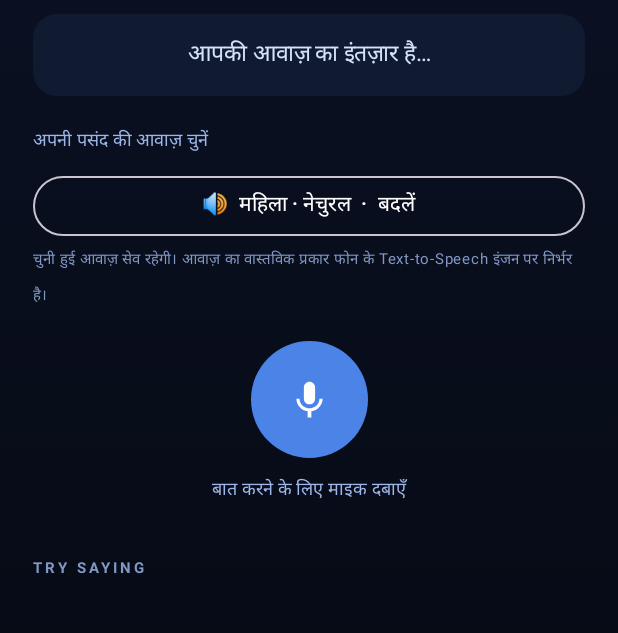
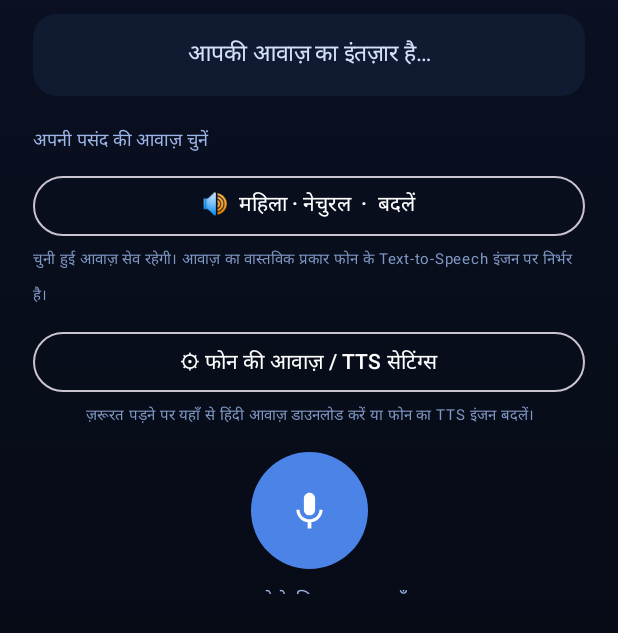
Before and after one commit to 007dhiraj/aira-android-assistant, an Android app built with Jetpack Compose: the screen it shows after launch (MainActivity), on a phone screen of 412 x 824 dp, the part 603-1236 px from its top. Run offline under Robolectric (Android 15) with nearby library versions, the phone set to English and light mode, and no system bars.

Commit message:
Add phone text-to-speech settings shortcut

```diff
--- a/app/src/main/java/com/aira/assistant/MainActivity.kt
+++ b/app/src/main/java/com/aira/assistant/MainActivity.kt
@@ -81,7 +81,8 @@ class MainActivity : ComponentActivity(), TextToSpeech.OnInitListener {
                     voicePrefs.edit().putString("preset", id).apply()
                     speak("नमस्ते, मैं AIRA हूँ। अब मेरी आवाज़ ऐसी होगी।")
                 },
-                onListen = { beginListening() }
+                onListen = { beginListening() },
+                onOpenTtsSettings = { openTextToSpeechSettings() }
             )
         }
     }
@@ -105,6 +106,19 @@ class MainActivity : ComponentActivity(), TextToSpeech.OnInitListener {
             textToSpeech?.setPitch(preset.pitch)
             textToSpeech?.setSpeechRate(preset.rate)
             textToSpeech?.speak(message, TextToSpeech.QUEUE_FLUSH, null, "aira-response")
+        }
+    }
+
+    private fun openTextToSpeechSettings() {
+        val settingsIntent = Intent("com.android.settings.TTS_SETTINGS")
+        try {
+            startActivity(settingsIntent)
+        } catch (_: ActivityNotFoundException) {
+            try {
+                startActivity(Intent(android.provider.Settings.ACTION_SETTINGS))
+            } catch (_: ActivityNotFoundException) {
+                Toast.makeText(this, "फोन की सेटिंग्स नहीं खुल पाईं", Toast.LENGTH_SHORT).show()
+            }
         }
     }
 
@@ -272,7 +286,8 @@ private fun AiraScreen(
     heardText: String,
     selectedVoiceId: String,
     onVoiceSelected: (String) -> Unit,
-    onListen: () -> Unit
+    onListen: () -> Unit,
+    onOpenTtsSettings: () -> Unit
 ) {
     val context = LocalContext.current
     var permissionDenied by remember { mutableStateOf(false) }
@@ -358,7 +373,19 @@ private fun AiraScreen(
                 )
                 Spacer(modifier = Modifier.height(18.dp))
                 VoiceSelector(selectedVoiceId = selectedVoiceId, onVoiceSelected = onVoiceSelected)
-                Spacer(modifier = Modifier.height(18.dp))
+                Spacer(modifier = Modifier.height(8.dp))
+                OutlinedButton(
+                    onClick = onOpenTtsSettings,
+                    modifier = Modifier.fillMaxWidth()
+                ) {
+                    Text("⚙ फोन की आवाज़ / TTS सेटिंग्स", color = Color.White)
+                }
+                Text(
+                    "ज़रूरत पड़ने पर यहाँ से हिंदी आवाज़ डाउनलोड करें या फोन का TTS इंजन बदलें।",
+                    color = Color(0xFF8098C4), fontSize = 10.sp,
+                    textAlign = TextAlign.Center
+                )
+                Spacer(modifier = Modifier.height(12.dp))
 
                 Button(
                     onClick = {
```
